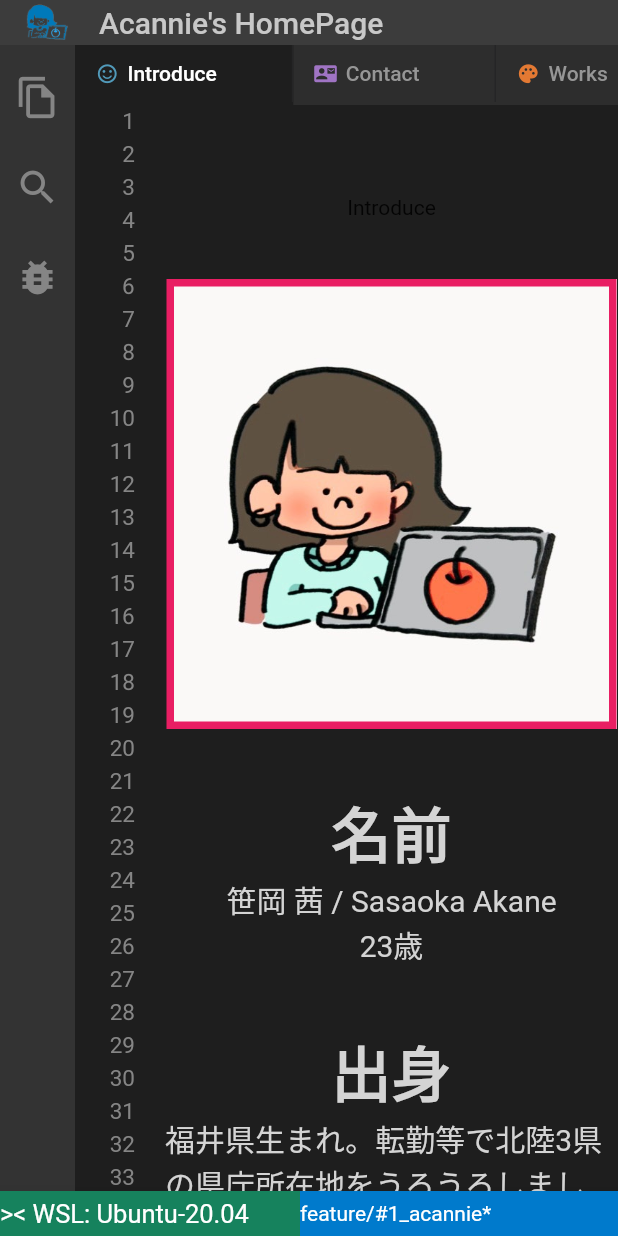
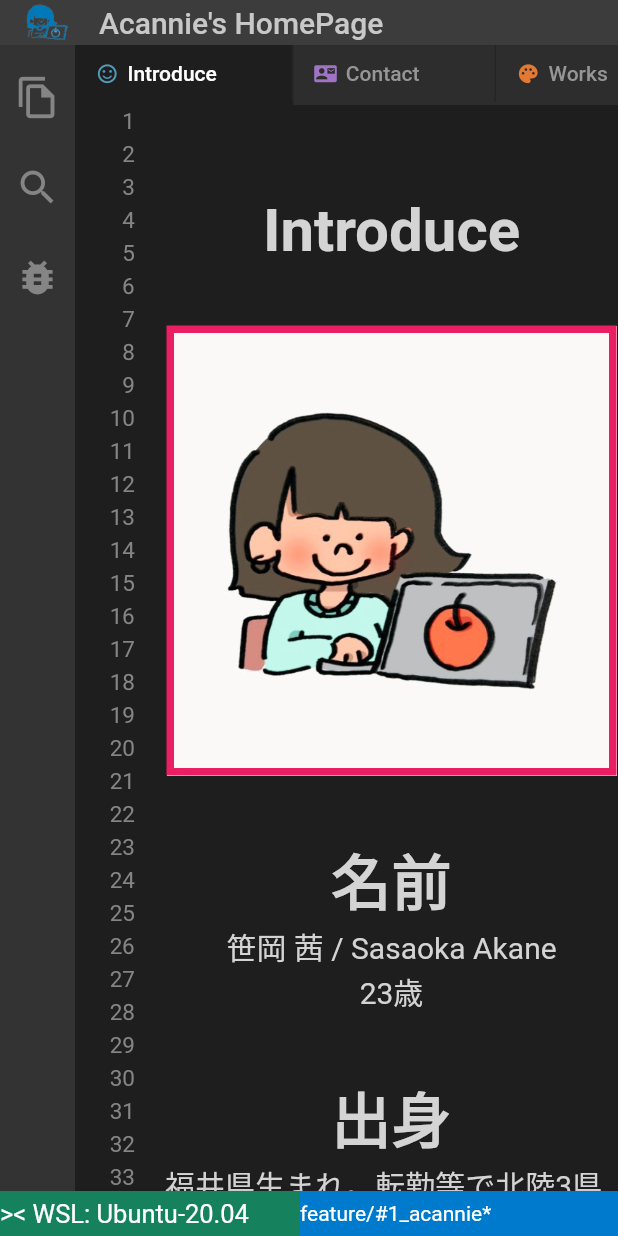
Before and after one commit to acannie/acannie, a Flutter app: the screen it shows after launch, on a phone screen of 412 x 824 dp. Run offline on Flutter 3.47's test engine with Material 2 defaults, Android fonts, the light colour scheme and no system bars.

Commit message:
code: fixed text color

```diff
--- a/lib/introduce.dart
+++ b/lib/introduce.dart
@@ -24,7 +24,7 @@ class Introduce extends StatelessWidget {
       child: Column(
         children: [
           Padding(padding: EdgeInsets.all(30)),
-          Text("Introduce"),
+          Layout.titleText("Introduce"),
           Padding(padding: EdgeInsets.all(20)),
           Container(
             width: 300.0,
--- a/lib/layout.dart
+++ b/lib/layout.dart
@@ -46,8 +46,20 @@ class Layout {
             child: Row(
               mainAxisAlignment: MainAxisAlignment.center,
               children: <Widget>[
-                Text(history[i]["when"]!),
-                Text(history[i]["event"]!),
+                Text(
+                  history[i]["when"]!,
+                  style: TextStyle(
+                    color: contentChar,
+                    fontSize: 20,
+                  ),
+                ),
+                Text(
+                  history[i]["event"]!,
+                  style: TextStyle(
+                    color: contentChar,
+                    fontSize: 20,
+                  ),
+                ),
                 // Flexible(
                 //   flex: 1,
                 //   child: Container(
```
